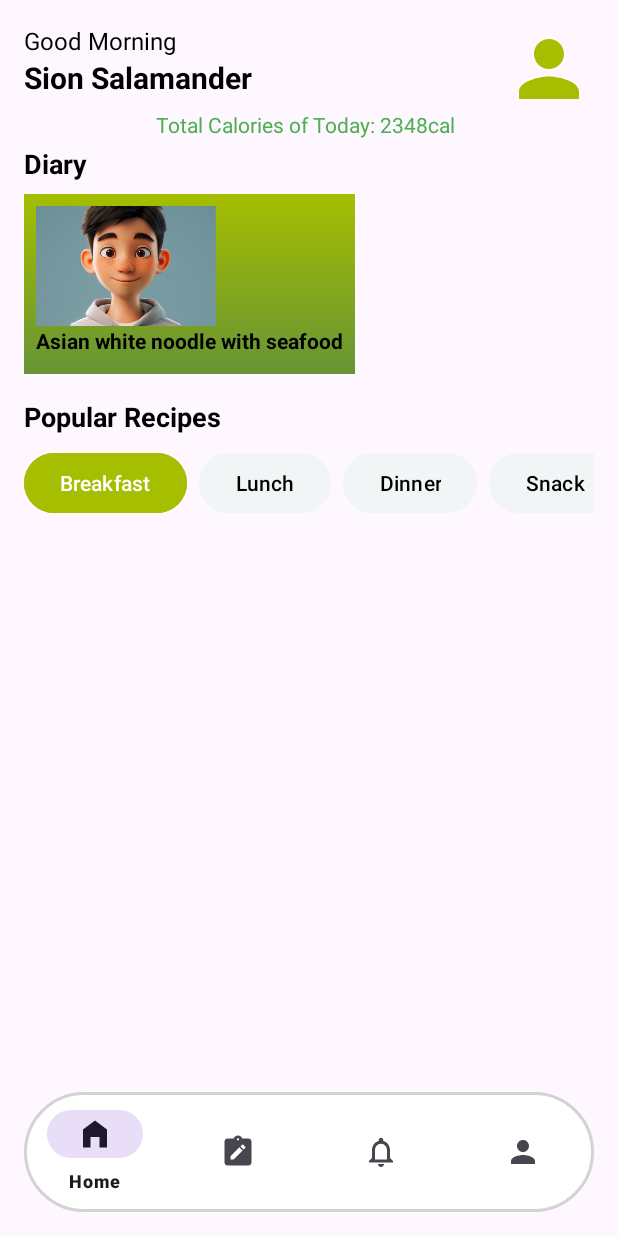
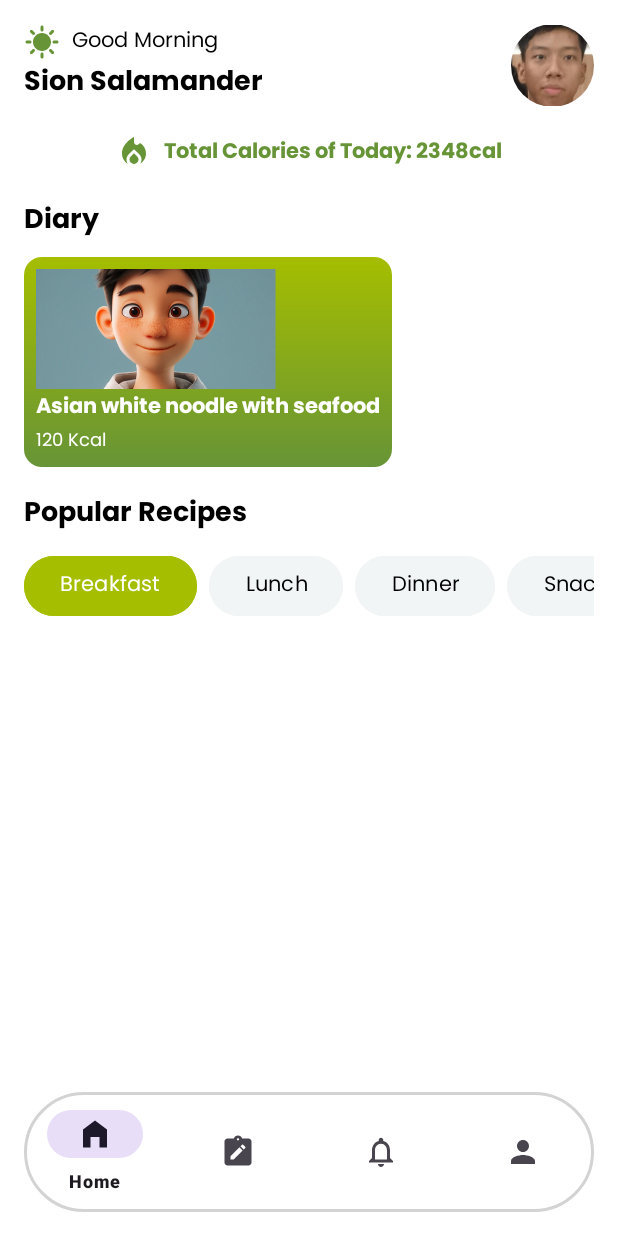
Before and after one commit to cowcow22/UTS_MAP_Mangan, an Android app: the HomePage screen opened directly, with no data from a screen before it, on a phone screen of 412 x 824 dp. Run offline under Robolectric (Android 15) with nearby library versions, the light colour scheme and no system bars; our stand-ins replace CircleImageView, Firebase (no records; nobody signed in at launch, a user with empty details on screens opened directly).

Commit message:
Update HomePage Design & button login
ya begitulah pokoknya

```diff
--- a/app/src/main/res/drawable/background_gradient.xml
+++ b/app/src/main/res/drawable/background_gradient.xml
@@ -3,4 +3,5 @@
         android:startColor="#A5BE00"
         android:endColor="#679436"
         android:angle="270"/>
+    <corners android:radius="12dp"/>
 </shape>
--- a/app/src/main/res/drawable/dark_button_background.xml
+++ b/app/src/main/res/drawable/dark_button_background.xml
@@ -1,5 +1,5 @@
 <shape xmlns:android="http://schemas.android.com/apk/res/android">
     <solid android:color="#042628"/>
-    <corners android:radius="8dp"/>
+    <corners android:radius="4dp"/>
     <padding android:left="16dp" android:top="16dp" android:right="16dp" android:bottom="16dp"/>
 </shape>
--- /dev/null
+++ b/app/src/main/res/drawable/ic_fire.xml
@@ -0,0 +1,7 @@
+<vector xmlns:android="http://schemas.android.com/apk/res/android" android:height="24dp" android:tint="#679436" android:viewportHeight="24" android:viewportWidth="24" android:width="24dp">
+
+    <path android:fillColor="@android:color/white" android:pathData="M12,12.9l-2.13,2.09C9.31,15.55 9,16.28 9,17.06C9,18.68 10.35,20 12,20s3,-1.32 3,-2.94c0,-0.78 -0.31,-1.52 -0.87,-2.07L12,12.9z"/>
+
+    <path android:fillColor="@android:color/white" android:pathData="M16,6l-0.44,0.55C14.38,8.02 12,7.19 12,5.3V2c0,0 -8,4 -8,11c0,2.92 1.56,5.47 3.89,6.86C7.33,19.07 7,18.1 7,17.06c0,-1.32 0.52,-2.56 1.47,-3.5L12,10.1l3.53,3.47c0.95,0.93 1.47,2.17 1.47,3.5c0,1.02 -0.31,1.96 -0.85,2.75c1.89,-1.15 3.29,-3.06 3.71,-5.3C20.52,10.97 18.79,7.62 16,6z"/>
+
+</vector>
--- /dev/null
+++ b/app/src/main/res/drawable/ic_morning.xml
@@ -0,0 +1,5 @@
+<vector xmlns:android="http://schemas.android.com/apk/res/android" android:height="24dp" android:tint="#679436" android:viewportHeight="24" android:viewportWidth="24" android:width="24dp">
+
+    <path android:fillColor="@android:color/white" android:pathData="M11,4V2c0,-0.55 0.45,-1 1,-1s1,0.45 1,1v2c0,0.55 -0.45,1 -1,1S11,4.55 11,4zM18.36,7.05l1.41,-1.42c0.39,-0.39 0.39,-1.02 0,-1.41c-0.39,-0.39 -1.02,-0.39 -1.41,0l-1.41,1.42c-0.39,0.39 -0.39,1.02 0,1.41C17.34,7.44 17.97,7.44 18.36,7.05zM22,11h-2c-0.55,0 -1,0.45 -1,1s0.45,1 1,1h2c0.55,0 1,-0.45 1,-1S22.55,11 22,11zM12,19c-0.55,0 -1,0.45 -1,1v2c0,0.55 0.45,1 1,1s1,-0.45 1,-1v-2C13,19.45 12.55,19 12,19zM5.64,7.05L4.22,5.64c-0.39,-0.39 -0.39,-1.03 0,-1.41s1.03,-0.39 1.41,0l1.41,1.41c0.39,0.39 0.39,1.03 0,1.41S6.02,7.44 5.64,7.05zM16.95,16.95c-0.39,0.39 -0.39,1.03 0,1.41l1.41,1.41c0.39,0.39 1.03,0.39 1.41,0c0.39,-0.39 0.39,-1.03 0,-1.41l-1.41,-1.41C17.98,16.56 17.34,16.56 16.95,16.95zM2,13h2c0.55,0 1,-0.45 1,-1s-0.45,-1 -1,-1H2c-0.55,0 -1,0.45 -1,1S1.45,13 2,13zM5.64,19.78l1.41,-1.41c0.39,-0.39 0.39,-1.03 0,-1.41s-1.03,-0.39 -1.41,0l-1.41,1.41c-0.39,0.39 -0.39,1.03 0,1.41C4.61,20.17 5.25,20.17 5.64,19.78zM12,6c-3.31,0 -6,2.69 -6,6s2.69,6 6,6s6,-2.69 6,-6S15.31,6 12,6z"/>
+
+</vector>
--- a/app/src/main/res/layout/activity_home_page.xml
+++ b/app/src/main/res/layout/activity_home_page.xml
@@ -2,57 +2,78 @@
     xmlns:tools="http://schemas.android.com/tools"
     android:layout_width="match_parent"
     android:layout_height="match_parent"
+    android:background="@color/white"
     xmlns:app="http://schemas.android.com/apk/res-auto"
     tools:context=".MainActivity">
 
     <!-- Top Section: Greeting, Avatar, and Total Calories -->
-    <TextView
-        android:id="@+id/tvGreeting"
+    <LinearLayout
+        android:id="@+id/linearLayout"
         android:layout_width="wrap_content"
         android:layout_height="wrap_content"
-        android:text="Good Morning"
-        android:textSize="16sp"
-        android:textColor="#000000"
+        android:layout_marginStart="16dp"
         android:layout_marginTop="16dp"
-        app:layout_constraintTop_toTopOf="parent"
+        android:orientation="horizontal"
         app:layout_constraintStart_toStartOf="parent"
-        android:layout_marginStart="16dp" />
+        app:layout_constraintTop_toTopOf="parent">
+
+        <ImageView
+            android:layout_width="wrap_content"
+            android:layout_height="wrap_content"
+            android:src="@drawable/ic_morning" />
+
+        <TextView
+            android:id="@+id/tvGreeting"
+            android:layout_width="wrap_content"
+            android:layout_height="wrap_content"
+            android:layout_marginStart="8dp"
+            android:fontFamily="@font/poppins_regular"
+            android:text="Good Morning"
+            android:textColor="#000000"
+            android:textSize="14sp" />
+    </LinearLayout>
+
+    <!-- Note nama yang ditampilin FIRST NAME AJA -->
 
     <TextView
         android:id="@+id/tvName"
         android:layout_width="wrap_content"
         android:layout_height="wrap_content"
+        android:layout_marginStart="16dp"
+        android:fontFamily="@font/poppins_bold"
         android:text="Sion Salamander"
-        android:textSize="20sp"
+        android:textColor="#000000"
+        android:textSize="18sp"
         android:textStyle="bold"
-        android:textColor="#000000"
-        app:layout_constraintTop_toBottomOf="@id/tvGreeting"
         app:layout_constraintStart_toStartOf="parent"
-        android:layout_marginStart="16dp" />
+        app:layout_constraintTop_toBottomOf="@id/linearLayout" />
 
-    <ImageView
+    <com.google.android.material.imageview.ShapeableImageView
         android:id="@+id/imgAvatar"
-        android:layout_width="60dp"
-        android:layout_height="60dp"
-        android:src="@drawable/ic_profile"
+        android:layout_width="55dp"
+        android:layout_height="55dp"
+        android:src="@drawable/ic_profile_sementara"
         android:layout_marginEnd="16dp"
         android:layout_marginTop="16dp"
         app:layout_constraintEnd_toEndOf="parent"
-        app:layout_constraintTop_toTopOf="parent" />
+        app:layout_constraintTop_toTopOf="parent"
+        app:shapeAppearanceOverlay="@style/CircleImageView" />
 
     <TextView
         android:id="@+id/tvTotalCalories"
         android:layout_width="wrap_content"
         android:layout_height="wrap_content"
-        android:layout_marginStart="104dp"
-        android:layout_marginTop="8dp"
+        android:layout_marginTop="18dp"
         android:text="Total Calories of Today: 2348cal"
-        android:textColor="#4CAF50"
+        android:fontFamily="@font/poppins_bold"
+        android:textColor="#679436"
         android:textSize="14sp"
+        android:drawableStart="@drawable/ic_fire"
+        android:drawablePadding="8dp"
         app:layout_constraintEnd_toEndOf="parent"
-        app:layout_constraintHorizontal_bias="0.0"
         app:layout_constraintStart_toStartOf="parent"
-        app:layout_constraintTop_toBottomOf="@id/tvName" />
+        app:layout_constraintTop_toBottomOf="@id/tvName"
+        app:layout_constraintHorizontal_bias="0.5" />
 
     <!-- Diary Section: Horizontal RecyclerView -->
     <TextView
@@ -60,8 +81,9 @@
         android:layout_width="wrap_content"
         android:layout_height="wrap_content"
         android:layout_marginStart="16dp"
-        android:layout_marginTop="4dp"
+        android:layout_marginTop="18dp"
         android:text="Diary"
+        android:fontFamily="@font/poppins_bold"
         android:textColor="#000000"
         android:textSize="18sp"
         android:textStyle="bold"
@@ -71,7 +93,7 @@
     <androidx.recyclerview.widget.RecyclerView
         android:id="@+id/recyclerViewDiary"
         android:layout_width="0dp"
-        android:layout_height="120dp"
+        android:layout_height="140dp"
         android:orientation="horizontal"
         app:layoutManager="androidx.recyclerview.widget.LinearLayoutManager"
         app:layout_constraintTop_toBottomOf="@id/tvDiary"
@@ -88,6 +110,7 @@
         android:layout_width="wrap_content"
         android:layout_height="wrap_content"
         android:text="Popular Recipes"
+        android:fontFamily="@font/poppins_bold"
         android:textSize="18sp"
         android:textStyle="bold"
         android:textColor="#000000"
@@ -119,6 +142,7 @@
                 android:layout_width="wrap_content"
                 android:layout_height="wrap_content"
                 android:text="Breakfast"
+                android:fontFamily="@font/poppins_regular"
                 android:backgroundTint="#A5BE00"
                 android:textColor="#FFFFFF"
                 android:layout_marginEnd="8dp" />
@@ -128,6 +152,7 @@
                 android:layout_width="wrap_content"
                 android:layout_height="wrap_content"
                 android:text="Lunch"
+                android:fontFamily="@font/poppins_regular"
                 android:backgroundTint="#F1F5F5"
                 android:textColor="#000000"
                 android:layout_marginEnd="8dp" />
@@ -137,6 +162,7 @@
                 android:layout_width="wrap_content"
                 android:layout_height="wrap_content"
                 android:text="Dinner"
+                android:fontFamily="@font/poppins_regular"
                 android:backgroundTint="#F1F5F5"
                 android:textColor="#000000"
                 android:layout_marginEnd="8dp" />
@@ -146,6 +172,7 @@
                 android:layout_width="wrap_content"
                 android:layout_height="wrap_content"
                 android:text="Snack"
+                android:fontFamily="@font/poppins_regular"
                 android:backgroundTint="#F1F5F5"
                 android:textColor="#000000"
                 android:layout_marginEnd="8dp" />
@@ -155,6 +182,7 @@
                 android:layout_width="wrap_content"
                 android:layout_height="wrap_content"
                 android:text="Drink"
+                android:fontFamily="@font/poppins_regular"
                 android:backgroundTint="#F1F5F5"
                 android:textColor="#000000" />
 
--- a/app/src/main/res/layout/activity_main.xml
+++ b/app/src/main/res/layout/activity_main.xml
@@ -44,9 +44,9 @@
     <Button
         android:id="@+id/btn_login"
         android:layout_width="0dp"
-        android:layout_height="60dp"
-        android:layout_marginStart="36dp"
-        android:layout_marginEnd="36dp"
+        android:layout_height="53dp"
+        android:layout_marginStart="40dp"
+        android:layout_marginEnd="40dp"
         android:background="@drawable/dark_button_design"
         android:fontFamily="@font/poppins_bold"
         android:text="Login"
@@ -82,7 +82,7 @@
         android:layout_height="wrap_content"
         android:layout_marginTop="32dp"
         android:background="@android:color/transparent"
-        android:fontFamily="@font/poppins_regular"
+        android:fontFamily="@font/poppins_bold"
         android:text="Create a New Account"
         android:textColor="@android:color/white"
         android:textSize="16sp"
--- a/app/src/main/res/layout/item_diary.xml
+++ b/app/src/main/res/layout/item_diary.xml
@@ -21,7 +21,7 @@
 
             <ImageView
                 android:id="@+id/imgDiaryItem"
-                android:layout_width="120dp"
+                android:layout_width="160dp"
                 android:layout_height="80dp"
                 android:scaleType="centerCrop"
                 android:src="@drawable/ic_male" /> <!-- sementara aja -->
@@ -31,17 +31,19 @@
                 android:layout_width="wrap_content"
                 android:layout_height="wrap_content"
                 android:text="Food Name"
+                android:fontFamily="@font/poppins_bold"
                 android:textSize="14sp"
                 android:textStyle="bold"
-                android:textColor="#000000" />
+                android:textColor="#FFFFFF" />
 
             <TextView
                 android:id="@+id/tvDiaryItemCalories"
                 android:layout_width="wrap_content"
                 android:layout_height="wrap_content"
+                android:fontFamily="@font/poppins_regular"
                 android:text="120 Kcal"
                 android:textSize="12sp"
-                android:textColor="#666666" />
+                android:textColor="#FFFFFF" />
 
         </LinearLayout>
 
--- /dev/null
+++ b/app/src/main/res/values/CircleImageView.xml
@@ -0,0 +1,7 @@
+<?xml version="1.0" encoding="utf-8"?>
+<resources>
+    <style name="CircleImageView">
+        <item name="cornerFamily">rounded</item>
+        <item name="cornerSize">50%</item>
+    </style>
+</resources>
```
Also changed, not shown: app/src/main/res/drawable/ic_profile_sementara.png (added).
